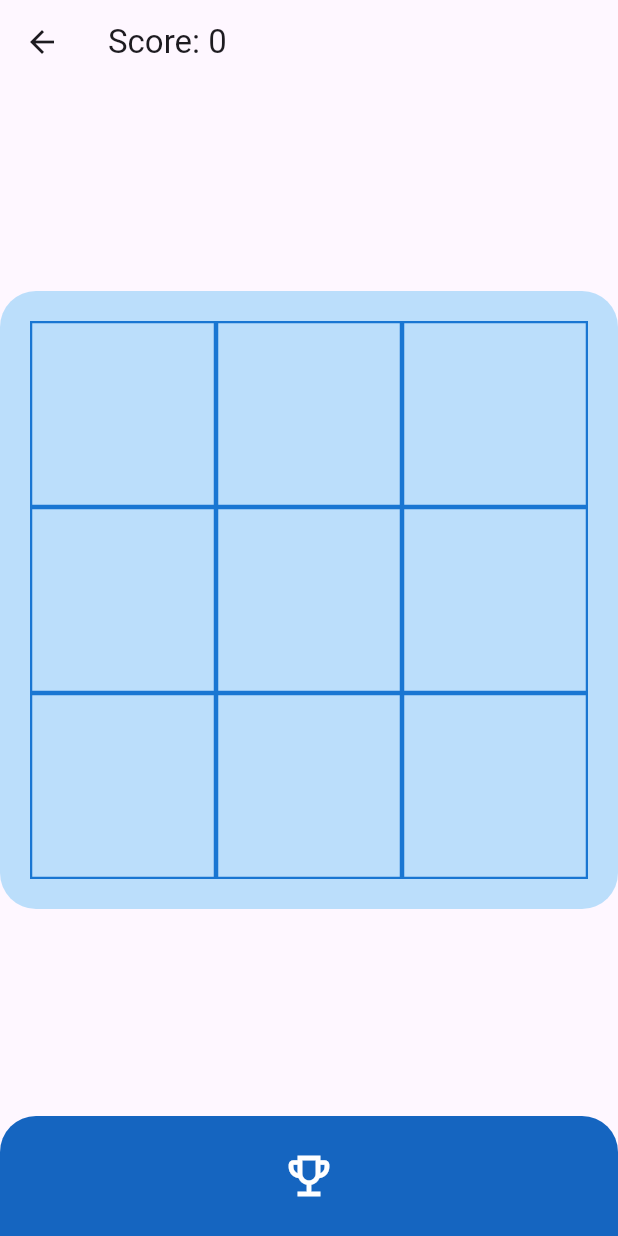
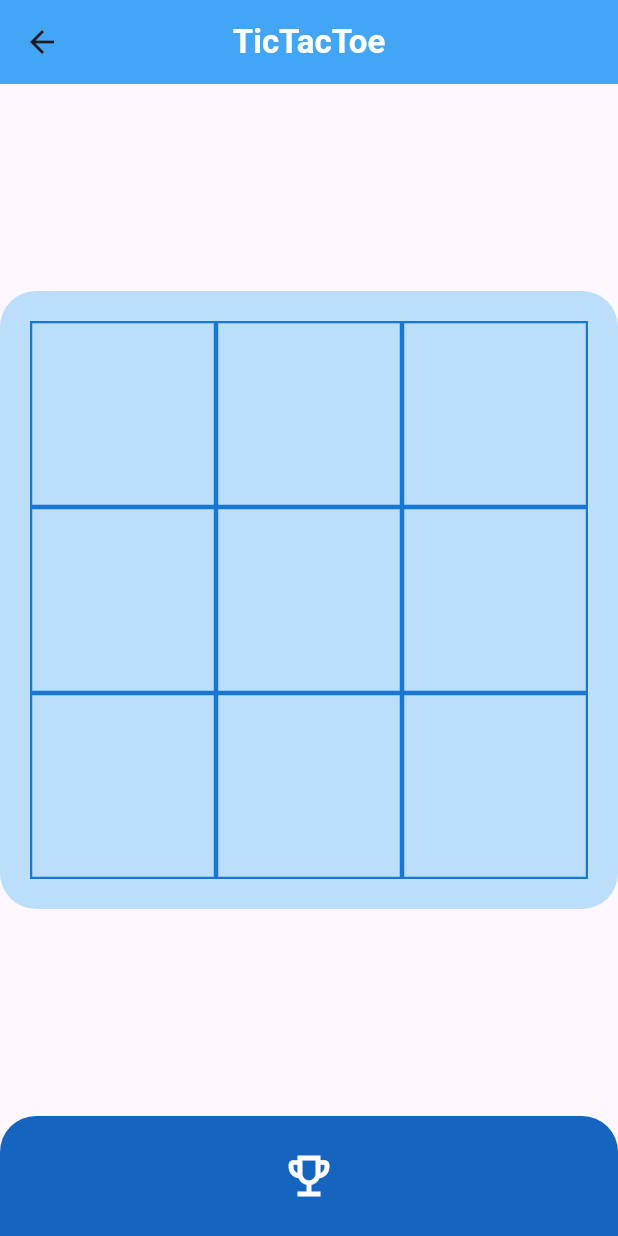
Before and after one commit to Emriqurrizal/tictactekber, a Flutter app: the TicTacToeGame screen opened by its route, on a phone screen of 412 x 824 dp. Run offline on Flutter 3.47's test engine with Material 3 defaults, Android fonts, the phone set to English and light mode, and no system bars; our stand-ins replace cloud_firestore, firebase_auth, firebase_core; accounts and stored records are empty.

```diff
--- a/lib/game.dart
+++ b/lib/game.dart
@@ -208,15 +208,21 @@ class _TicTacToeGameState extends State<TicTacToeGame> {
   @override
   Widget build(BuildContext context) {
     return Scaffold(
+
+      // Header
       appBar: AppBar(
-        title: FutureBuilder<int>(
-          future: _getScore(),
-          builder: (context, snapshot) {
-        final score = snapshot.data ?? _playerScore;
-        return Text('Score: $score');
-          },
+        backgroundColor: Colors.blue.shade400,
+        elevation: 0,
+        title: const Text(
+          'TicTacToe',
+          style: TextStyle(
+            fontWeight: FontWeight.bold,
+            color: Colors.white,
+          )
         ),
+        centerTitle: true,
       ),
+
       body: Center(
         child: Container(
           padding: const EdgeInsets.all(20),
@@ -238,6 +244,8 @@ class _TicTacToeGameState extends State<TicTacToeGame> {
           ),
         ),
       ),
+
+      // Footer
       bottomNavigationBar: Container(
         height: 80,
         decoration: BoxDecoration(
@@ -246,11 +254,18 @@ class _TicTacToeGameState extends State<TicTacToeGame> {
             top: Radius.circular(24),
           ),
         ),
-        child: const Center(
-          child: Icon(
-            Icons.emoji_events_outlined,
-            color: Colors.white,
-            size: 36,
+        child: Center(
+          child: ElevatedButton(
+            onPressed: () { Navigator.pushNamed(context, '/leaderboard'); },
+            style: ElevatedButton.styleFrom(
+              backgroundColor: Colors.blue.shade800,
+              shadowColor: Colors.transparent,
+            ),
+            child: const Icon(
+              Icons.emoji_events_outlined,
+              color: Colors.white,
+              size: 36,
+            )
           ),
         ),
       ),
--- a/lib/main.dart
+++ b/lib/main.dart
@@ -1,6 +1,7 @@
 import 'package:flutter/material.dart';
 import 'package:firebase_core/firebase_core.dart';
 import 'package:tictactekber/firebase_options.dart';
+import 'package:tictactekber/screens/leaderboard_screen.dart';
 import 'package:tictactekber/screens/login_screen.dart';
 import 'package:tictactekber/game.dart';
 
@@ -28,6 +29,7 @@ class MyApp extends StatelessWidget {
       routes: {
         '/': (context) => const LoginScreen(),
         '/game': (context) => const TicTacToeGame(),
+        '/leaderboard': (context) => const LeaderboardScreen(),
       },
     );
   }
```
Also changed, not shown: lib/screens/leaderboard_screen.dart (+157 -3 lines), lib/screens/login_screen.dart (+0 -8 lines).
